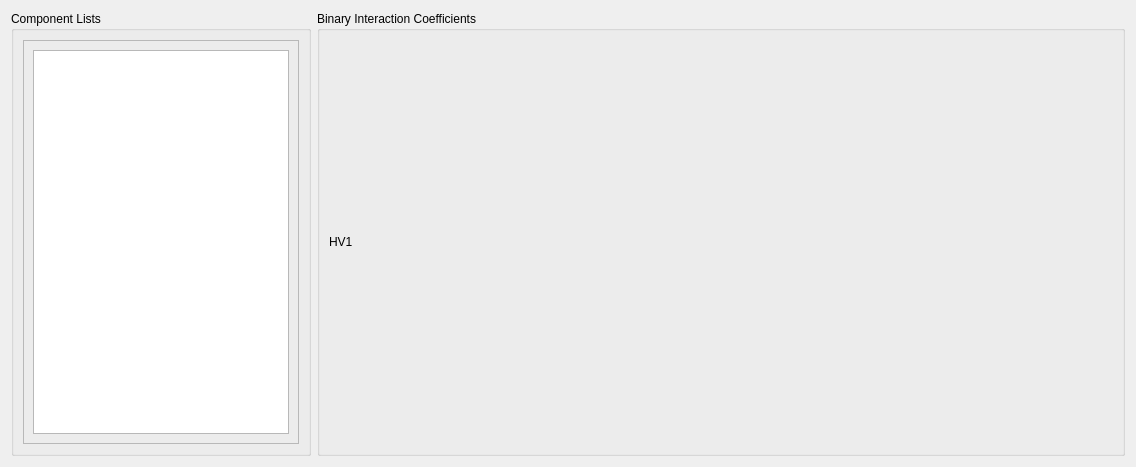
Before: the Qt Designer form addon/pycThermopack/pyctp/gui/widgets/layouts/hv1_bin_coeff_widget.ui in thermotools/thermopack, drawn with Qt 5.
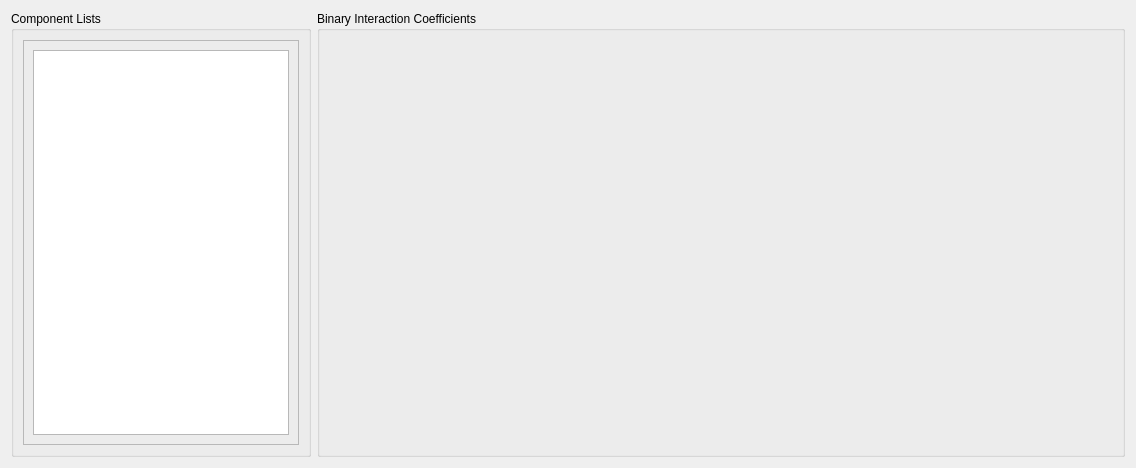
After: the same form once the commit is applied.

The edit to the form file:
```diff
--- a/addon/pycThermopack/pyctp/gui/widgets/layouts/hv1_bin_coeff_widget.ui
+++ b/addon/pycThermopack/pyctp/gui/widgets/layouts/hv1_bin_coeff_widget.ui
@@ -7,7 +7,7 @@
     <x>0</x>
     <y>0</y>
     <width>1136</width>
-    <height>467</height>
+    <height>468</height>
    </rect>
   </property>
   <property name="windowTitle">
@@ -76,10 +76,9 @@
      </property>
      <layout class="QGridLayout" name="gridLayout_9">
       <item row="0" column="0">
-       <widget class="QLabel" name="label">
-        <property name="text">
-         <string>HV1</string>
-        </property>
+       <widget class="QStackedWidget" name="tab_stack">
+        <widget class="QWidget" name="page"/>
+        <widget class="QWidget" name="page_2"/>
        </widget>
       </item>
      </layout>
```
